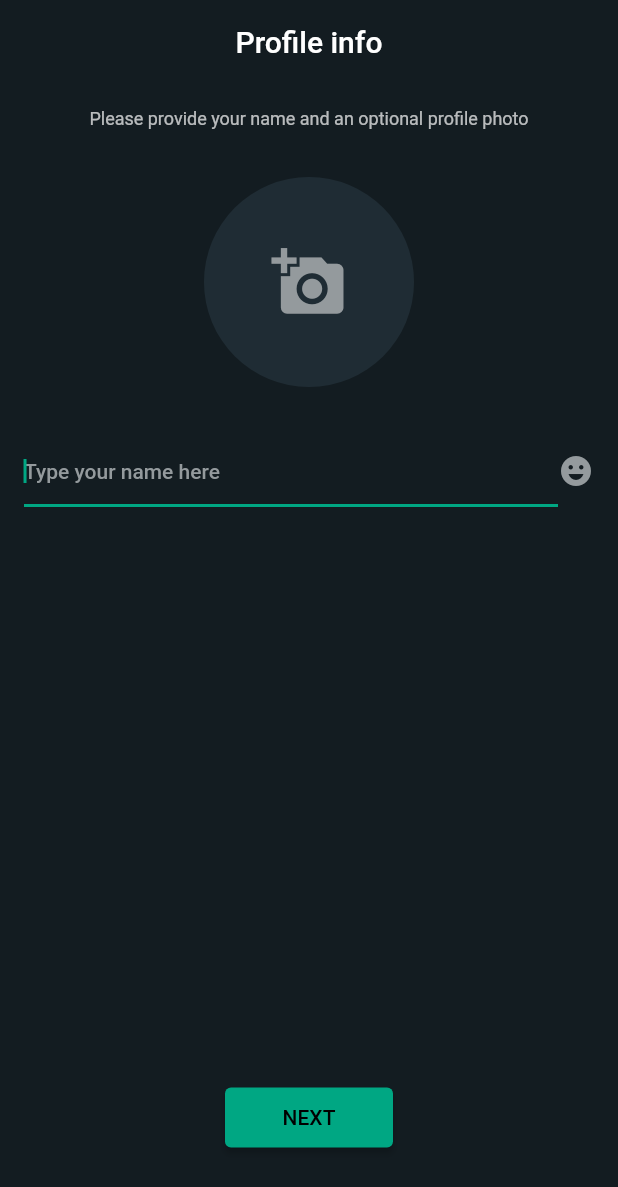
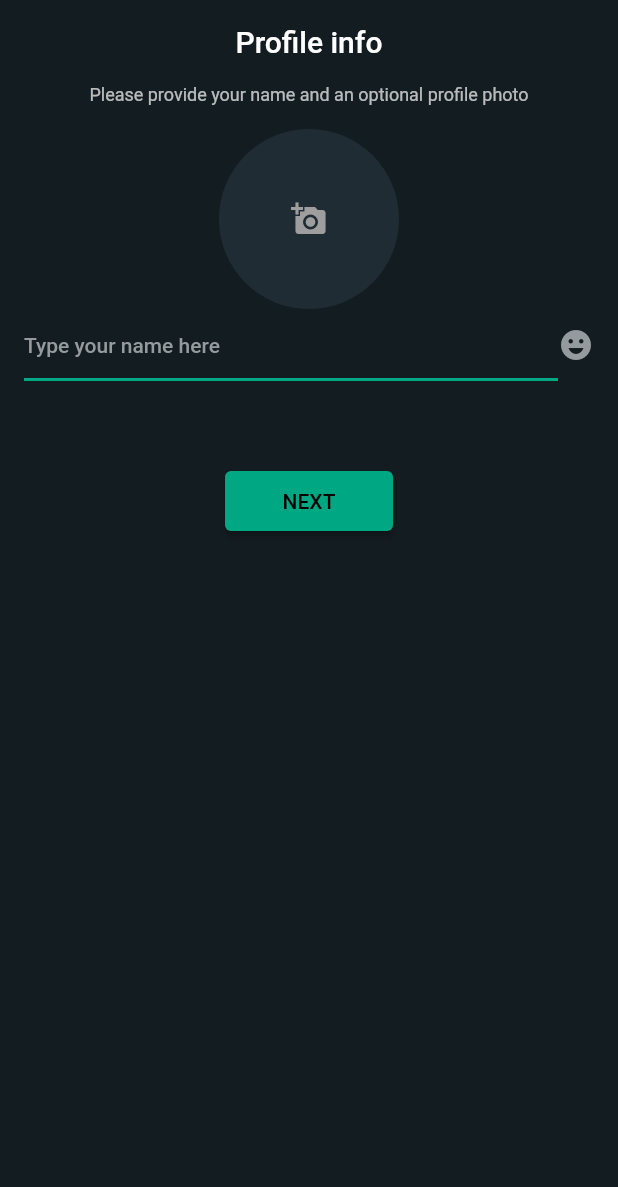
Before and after one commit to Seniordev1997/Flutter-chat-app, a Flutter app: the UserProfileCreationPage screen opened directly, on a phone screen of 412 x 824 dp. Shown: the top 1187 px of the screen. Run offline on Flutter 3.47's test engine with Material 2 defaults, Android fonts, the phone set to English and light mode, and no system bars; our stand-ins replace cloud_firestore, country_picker, emoji_picker_flutter, firebase_auth, firebase_core, flutter_keyboard_visibility and 2 more; missing offline and left inert: phone_number; accounts and stored records are empty; generated files the repository leaves out were written again; statements that could not run were skipped.

Commit message:
Add emoji and image picker to the user details page

```diff
--- a/lib/features/auth/controller/verification_controller.dart
+++ b/lib/features/auth/controller/verification_controller.dart
@@ -2,7 +2,7 @@ import 'dart:async';
 import 'package:flutter/material.dart';
 import 'package:flutter_riverpod/flutter_riverpod.dart';
 import 'package:whatsapp_clone/features/auth/controller/auth_controller.dart';
-import 'package:whatsapp_clone/features/auth/views/user_profile.dart';
+import 'package:whatsapp_clone/features/auth/views/user_details.dart';
 
 const _resendFactor = 1;
 const _resendInitial = 60;
--- a/lib/features/auth/views/login.dart
+++ b/lib/features/auth/views/login.dart
@@ -47,6 +47,7 @@ class _LoginPageState extends ConsumerState<LoginPage> {
     final selectedCountry = ref.watch(loginControllerProvider);
 
     return Scaffold(
+      resizeToAvoidBottomInset: true,
       appBar: AppBar(
         title: const Text('Enter your phone number'),
         centerTitle: true,
--- /dev/null
+++ b/lib/features/auth/views/user_details.dart
@@ -0,0 +1,306 @@
+import 'dart:io';
+
+import 'package:emoji_picker_flutter/emoji_picker_flutter.dart';
+import 'package:flutter/material.dart';
+import 'package:flutter/services.dart';
+import 'package:flutter_riverpod/flutter_riverpod.dart';
+import 'package:whatsapp_clone/features/auth/controller/user_details_controller.dart';
+
+import 'package:whatsapp_clone/features/auth/views/last.dart';
+import 'package:whatsapp_clone/shared/utils/abc.dart';
+import 'package:whatsapp_clone/shared/widgets/buttons.dart';
+import 'package:whatsapp_clone/theme/colors.dart';
+
+class UserProfileCreationPage extends ConsumerStatefulWidget {
+  const UserProfileCreationPage({super.key});
+
+  @override
+  ConsumerState<UserProfileCreationPage> createState() =>
+      _UserProfileCreationPageState();
+}
+
+class _UserProfileCreationPageState
+    extends ConsumerState<UserProfileCreationPage> {
+  File? userImg;
+
+  @override
+  void initState() {
+    SystemChrome.setPreferredOrientations([DeviceOrientation.portraitUp]);
+
+    ref.read(emojiPickerControllerProvider.notifier).init();
+    super.initState();
+  }
+
+  @override
+  void dispose() {
+    SystemChrome.setPreferredOrientations([
+      DeviceOrientation.landscapeRight,
+      DeviceOrientation.landscapeLeft,
+      DeviceOrientation.portraitUp,
+      DeviceOrientation.portraitDown,
+    ]);
+    super.dispose();
+  }
+
+  void showImageSources(BuildContext context) {
+    showModalBottomSheet(
+      context: context,
+      backgroundColor: AppColors.appBarColor,
+      shape: const RoundedRectangleBorder(
+        borderRadius: BorderRadius.only(
+          topLeft: Radius.circular(12.0),
+          topRight: Radius.circular(12.0),
+        ),
+      ),
+      elevation: 8.0,
+      builder: (context) {
+        return Padding(
+          padding: const EdgeInsets.all(24.0),
+          child: SizedBox(
+            height: 0.20 * MediaQuery.of(context).size.height,
+            child: Column(
+              children: [
+                Row(
+                  mainAxisAlignment: MainAxisAlignment.spaceBetween,
+                  children: [
+                    const Text('Profile photo'),
+                    if (userImg != null) ...[
+                      GestureDetector(
+                        onTap: () {
+                          userImg = null;
+                          // setState(() {});
+                          Navigator.of(context).pop();
+                        },
+                        child: const Icon(
+                          Icons.delete,
+                          color: AppColors.iconColor,
+                        ),
+                      )
+                    ],
+                  ],
+                ),
+                const SizedBox(
+                  height: 16.0,
+                ),
+                Row(
+                  children: [
+                    InkWell(
+                      onTap: () async {
+                        userImg = await capturePhoto();
+                        if (!mounted) return;
+                        Navigator.of(context).pop();
+                      },
+                      child: Column(
+                        children: [
+                          Container(
+                            width: 50.0,
+                            height: 50.0,
+                            decoration: BoxDecoration(
+                              borderRadius: BorderRadius.circular(50.0),
+                              border: Border.all(
+                                width: 1.0,
+                                color: AppColors.greyColor,
+                              ),
+                            ),
+                            child: const Icon(
+                              Icons.camera_alt,
+                              color: AppColors.tabColor,
+                            ),
+                          ),
+                          const SizedBox(
+                            height: 8.0,
+                          ),
+                          Text(
+                            'Camera',
+                            style: Theme.of(context).textTheme.caption,
+                          ),
+                        ],
+                      ),
+                    ),
+                    const SizedBox(
+                      width: 24.0,
+                    ),
+                    InkWell(
+                      onTap: () async {
+                        userImg = await pickImageFromGallery();
+                        if (!mounted) return;
+                        Navigator.of(context).pop();
+                      },
+                      child: Column(
+                        children: [
+                          Container(
+                            width: 50.0,
+                            height: 50.0,
+                            decoration: BoxDecoration(
+                              borderRadius: BorderRadius.circular(50.0),
+                              border: Border.all(
+                                width: 1.0,
+                                color: AppColors.greyColor,
+                              ),
+                            ),
+                            child: const Icon(
+                              Icons.photo_size_select_actual,
+                              color: AppColors.tabColor,
+                            ),
+                          ),
+                          const SizedBox(
+                            height: 8.0,
+                          ),
+                          Text(
+                            'Gallery',
+                            style: Theme.of(context).textTheme.caption,
+                          ),
+                        ],
+                      ),
+                    )
+                  ],
+                ),
+              ],
+            ),
+          ),
+        );
+      },
+    );
+  }
+
+  @override
+  Widget build(BuildContext context) {
+    final showEmojiPicker = ref.watch(emojiPickerControllerProvider);
+
+    return Scaffold(
+      resizeToAvoidBottomInset: false,
+      appBar: AppBar(
+        title: const Text('Profile info'),
+        centerTitle: true,
+        backgroundColor: AppColors.backgroundColor,
+      ),
+      body: Column(
+        children: [
+          Text(
+            'Please provide your name and an optional profile photo',
+            style: Theme.of(context).textTheme.caption,
+          ),
+          const SizedBox(
+            height: 16.0,
+          ),
+          GestureDetector(
+            onTap: () => showImageSources(context),
+            child: CircleAvatar(
+              radius: 60,
+              backgroundImage: userImg != null ? FileImage(userImg!) : null,
+              backgroundColor: AppColors.appBarColor,
+              child: userImg == null ? const Icon(Icons.add_a_photo) : null,
+            ),
+          ),
+          Padding(
+            padding: const EdgeInsets.symmetric(horizontal: 16.0),
+            child: Row(
+              children: [
+                Expanded(
+                  child: TextField(
+                    onChanged: (value) {},
+                    controller: ref
+                        .read(emojiPickerControllerProvider.notifier)
+                        .usernameController,
+                    focusNode: ref
+                        .read(emojiPickerControllerProvider.notifier)
+                        .fieldFocusNode,
+                    autofocus: true,
+                    style: const TextStyle(
+                      color: AppColors.textColor,
+                    ),
+                    cursorColor: AppColors.tabColor,
+                    decoration: InputDecoration(
+                      hintText: 'Type your name here',
+                      hintStyle: Theme.of(context)
+                          .textTheme
+                          .bodyText1!
+                          .copyWith(color: AppColors.iconColor),
+                      enabledBorder: const UnderlineInputBorder(
+                        borderSide: BorderSide(
+                          color: AppColors.tabColor,
+                          width: 1,
+                        ),
+                      ),
+                      focusedBorder: const UnderlineInputBorder(
+                        borderSide: BorderSide(
+                          color: AppColors.tabColor,
+                          width: 2,
+                        ),
+                      ),
+                    ),
+                  ),
+                ),
+                GestureDetector(
+                  onTap: () => ref
+                      .read(emojiPickerControllerProvider.notifier)
+                      .toggleEmojiPicker(),
+                  child: Icon(
+                    showEmojiPicker ? Icons.keyboard : Icons.emoji_emotions,
+                    color: AppColors.iconColor,
+                  ),
+                ),
+              ],
+            ),
+          ),
+          showEmojiPicker ||
+                  ref
+                      .read(emojiPickerControllerProvider.notifier)
+                      .keyboardVisible
+              ? const Text('')
+              : const Spacer(),
+          Padding(
+            padding: const EdgeInsets.symmetric(
+              horizontal: 150,
+              vertical: 40,
+            ),
+            child: GreenElevatedButton(
+              onPressed: () {
+                Navigator.of(context).pushAndRemoveUntil(
+                    MaterialPageRoute(
+                      builder: (context) => const AuthCompletePage(),
+                    ),
+                    (route) => false);
+              },
+              text: 'NEXT',
+            ),
+          ),
+          showEmojiPicker ? const Spacer() : const Text(''),
+          Offstage(
+            offstage: !showEmojiPicker,
+            child: SizedBox(
+              height: 0.75 * (MediaQuery.of(context).size.height / 2),
+              child: EmojiPicker(
+                textEditingController: ref
+                    .read(emojiPickerControllerProvider.notifier)
+                    .usernameController,
+                config: const Config(
+                  columns: 8,
+                  emojiSizeMax: 28,
+                  verticalSpacing: 0,
+                  horizontalSpacing: 0,
+                  gridPadding: EdgeInsets.zero,
+                  initCategory: Category.SMILEYS,
+                  bgColor: AppColors.backgroundColor,
+                  indicatorColor: AppColors.tabColor,
+                  iconColor: AppColors.iconColor,
+                  iconColorSelected: Colors.white70,
+                  backspaceColor: AppColors.iconColor,
+                  showRecentsTab: true,
+                  recentsLimit: 28,
+                  noRecents: Text(
+                    'No Recents',
+                    style: TextStyle(fontSize: 20, color: Colors.black26),
+                    textAlign: TextAlign.center,
+                  ),
+                  tabIndicatorAnimDuration: kTabScrollDuration,
+                  categoryIcons: CategoryIcons(),
+                ),
+              ),
+            ),
+          ),
+        ],
+      ),
+    );
+  }
+}
--- a/lib/features/auth/views/user_profile.dart
+++ /dev/null
@@ -1,107 +0,0 @@
-import 'package:flutter/material.dart';
-
-import 'package:whatsapp_clone/features/auth/views/last.dart';
-import 'package:whatsapp_clone/shared/widgets/buttons.dart';
-import 'package:whatsapp_clone/theme/colors.dart';
-
-class UserProfileCreationPage extends StatelessWidget {
-  const UserProfileCreationPage({super.key});
-
-  @override
-  Widget build(BuildContext context) {
-    return Scaffold(
-      resizeToAvoidBottomInset: false,
-      appBar: AppBar(
-        title: const Text('Profile info'),
-        centerTitle: true,
-        backgroundColor: AppColors.backgroundColor,
-      ),
-      body: Column(
-        children: [
-          const SizedBox(height: 16.0),
-          Text(
-            'Please provide your name and an optional profile photo',
-            style: Theme.of(context).textTheme.caption,
-          ),
-          const SizedBox(height: 32.0),
-          Container(
-            width: 140,
-            height: 140,
-            decoration: BoxDecoration(
-              borderRadius: BorderRadius.circular(150),
-              color: AppColors.appBarColor,
-            ),
-            child: const Icon(
-              Icons.add_a_photo,
-              color: AppColors.iconColor,
-              size: 50,
-            ),
-          ),
-          const SizedBox(height: 32.0),
-          Padding(
-            padding: const EdgeInsets.symmetric(horizontal: 16.0),
-            child: Row(
-              children: [
-                Expanded(
-                  child: TextField(
-                    onChanged: (value) {},
-                    autofocus: true,
-                    style: Theme.of(context).textTheme.bodyText1,
-                    cursorColor: AppColors.tabColor,
-                    decoration: InputDecoration(
-                      hintText: 'Type your name here',
-                      hintStyle: Theme.of(context)
-                          .textTheme
-                          .bodyText1!
-                          .copyWith(color: AppColors.iconColor),
-                      enabledBorder: const UnderlineInputBorder(
-                        borderSide: BorderSide(
-                          color: AppColors.tabColor,
-                          width: 1,
-                        ),
-                      ),
-                      focusedBorder: const UnderlineInputBorder(
-                        borderSide: BorderSide(
-                          color: AppColors.tabColor,
-                          width: 2,
-                        ),
-                      ),
-                    ),
-                  ),
-                ),
-                GestureDetector(
-                  onTap: () {},
-                  child: const Icon(
-                    Icons.emoji_emotions,
-                    color: AppColors.iconColor,
-                  ),
-                ),
-              ],
-            ),
-          ),
-          const Expanded(
-            child: SizedBox(
-              width: double.infinity,
-            ),
-          ),
-          Padding(
-            padding: const EdgeInsets.symmetric(
-              horizontal: 150,
-              vertical: 55,
-            ),
-            child: GreenElevatedButton(
-              onPressed: () {
-                Navigator.of(context).pushAndRemoveUntil(
-                    MaterialPageRoute(
-                      builder: (context) => const AuthCompletePage(),
-                    ),
-                    (route) => false);
-              },
-              text: 'NEXT',
-            ),
-          ),
-        ],
-      ),
-    );
-  }
-}
--- a/lib/features/auth/views/verification.dart
+++ b/lib/features/auth/views/verification.dart
@@ -29,7 +29,7 @@ class _VerificationPageState extends ConsumerState<VerificationPage> {
   void initState() {
     _dialogStatusWidget = {
       -1: const Icon(
-        Icons.warning,
+        Icons.cancel,
         color: AppColors.errorSnackBarColor,
         size: 38.0,
       ),
--- a/lib/main.dart
+++ b/lib/main.dart
@@ -2,10 +2,9 @@ import 'package:flutter/material.dart';
 
 import 'package:flutter_riverpod/flutter_riverpod.dart';
 import 'package:firebase_core/firebase_core.dart';
-import 'package:whatsapp_clone/features/auth/views/last.dart';
+import 'package:whatsapp_clone/features/auth/views/user_details.dart';
 import 'firebase_options.dart';
 
-import 'package:whatsapp_clone/features/auth/views/welcome.dart';
 import 'package:whatsapp_clone/theme/colors.dart';
 import 'package:whatsapp_clone/theme/dark.dart';
 
@@ -17,7 +16,7 @@ class WhatsApp extends StatelessWidget {
     return MaterialApp(
       theme: darkTheme,
       debugShowCheckedModeBanner: false,
-      home: const AuthCompletePage(),
+      home: const UserProfileCreationPage(),
     );
   }
 }
--- a/pubspec.yaml
+++ b/pubspec.yaml
@@ -44,6 +44,9 @@ dependencies:
   country_picker: ^2.0.16
   phone_number: ^1.0.0
   intl: ^0.17.0
+  emoji_picker_flutter: ^1.3.1
+  flutter_keyboard_visibility: ^5.3.0
+  image_picker: ^0.8.5+3
 
 dev_dependencies:
   flutter_test:
```
Also changed, not shown: lib/features/auth/controller/user_details_controller.dart (added, +59 -0 lines), lib/shared/utils/abc.dart (+18 -1 lines), pubspec.lock, 2 other files.
